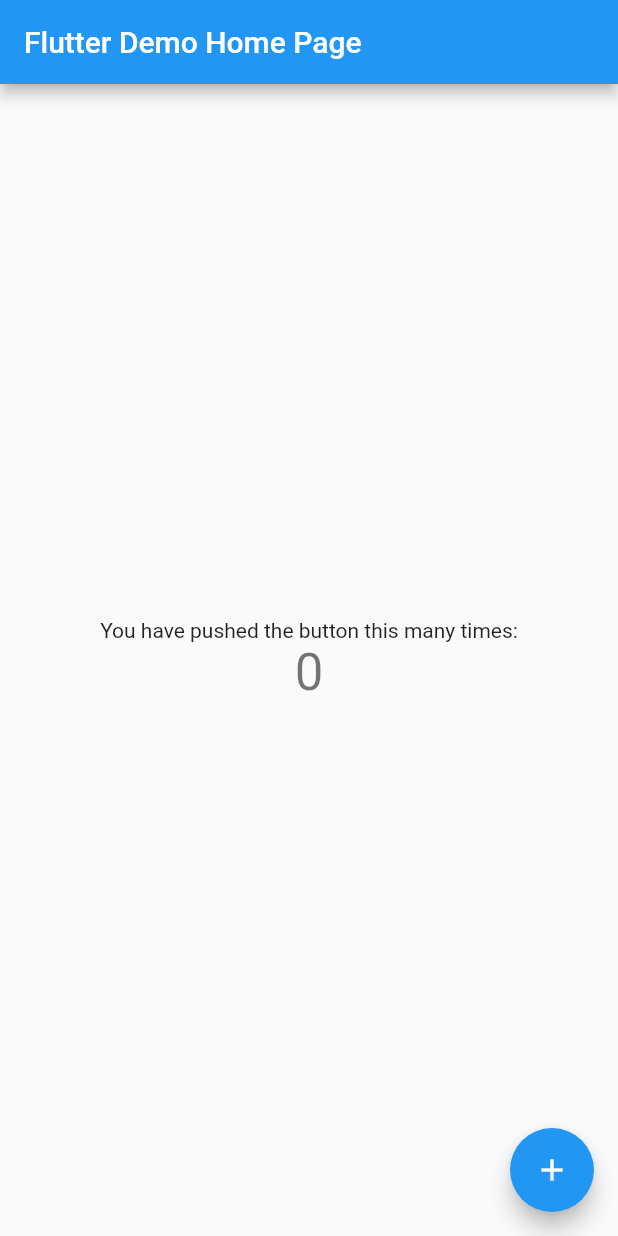
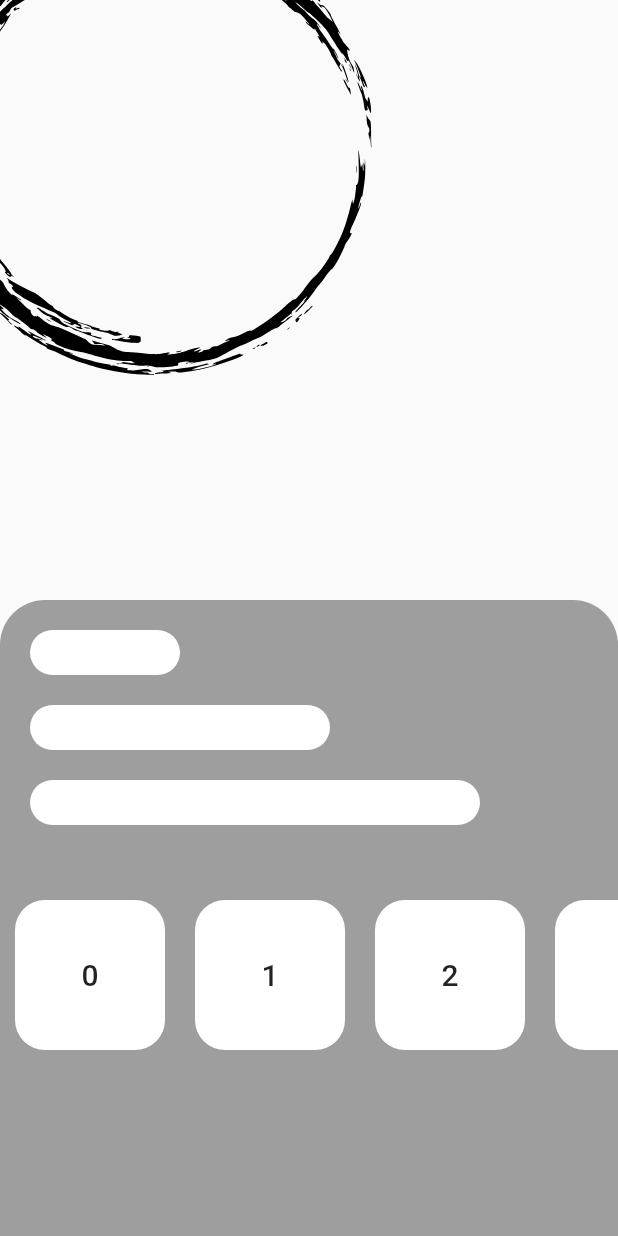
Before and after one commit to artcodefun/bezlimit-test, a Flutter app: the screen it shows after launch, on a phone screen of 412 x 824 dp. Run offline on Flutter 3.47's test engine with Material 2 defaults, Android fonts, the phone set to English and light mode, and no system bars; our stand-ins replace flutter_svg, get.

Commit message:
Main Page done

```diff
--- /dev/null
+++ b/lib/components/ContentPartView.dart
@@ -0,0 +1,10 @@
+import 'package:flutter/material.dart';
+
+class ContentPartView extends StatelessWidget {
+  const ContentPartView({Key? key, required this.width}) : super(key: key);
+  final double width;
+  @override
+  Widget build(BuildContext context) {
+    return Container(height: 30, width:  width, decoration: BoxDecoration(color: Colors.white, borderRadius: BorderRadius.circular(50)),);
+  }
+}
--- /dev/null
+++ b/lib/components/ElementView.dart
@@ -0,0 +1,17 @@
+import 'package:flutter/material.dart';
+
+class ElementView extends StatelessWidget {
+  const ElementView({Key? key, this.child}) : super(key: key);
+  final Widget? child;
+  static const size = 100.0;
+
+  @override
+  Widget build(BuildContext context) {
+    return Container(
+      decoration: BoxDecoration(color: Colors.white, borderRadius: BorderRadius.circular(20)),
+      height: size, width: size,
+      child: child,
+
+    );
+  }
+}
--- /dev/null
+++ b/lib/controllers/VerticalScrollController.dart
@@ -0,0 +1,53 @@
+
+import 'package:flutter/cupertino.dart';
+import 'package:get/get.dart';
+
+class VerticalScrollController extends GetxController {
+  VerticalScrollController({required this.topExtent}) : super();
+
+  final double topExtent;
+
+  final RxDouble position = 0.0.obs;
+
+  late ScrollController _controller;
+
+  ScrollController get scrollController => _controller;
+
+  @override
+  void onInit() {
+    _controller = ScrollController();
+
+    _controller.addListener(() {
+      position.value = _controller.offset;
+    });
+    _listenPositionToShowSnackBar();
+
+    super.onInit();
+  }
+
+  _listenPositionToShowSnackBar(){
+    bool canShowSnack = true;
+    bool showingSnack =false;
+    Duration snackDuration = Duration(seconds: 3);
+
+    position.listen((p0) {
+      if(showingSnack)return;
+
+      if (canShowSnack && p0 >= topExtent) {
+        Get.snackbar("Hi!", "It's a snackbar", snackPosition: SnackPosition.BOTTOM, duration: snackDuration);
+        showingSnack=true;
+        Future.delayed(snackDuration).whenComplete(() => showingSnack=false);
+        canShowSnack = false;
+      }
+      if(!canShowSnack && p0<topExtent){
+        canShowSnack=true;
+      }
+    });
+  }
+
+  @override
+  void onClose() {
+    _controller.dispose();
+    super.onClose();
+  }
+}
--- a/lib/main.dart
+++ b/lib/main.dart
@@ -1,115 +1,19 @@
+import 'package:bezlimit/pages/HomePage.dart';
 import 'package:flutter/material.dart';
+import 'package:flutter/rendering.dart';
+import 'package:get/get.dart';
 
 void main() {
+  debugRepaintRainbowEnabled=true;
   runApp(const MyApp());
 }
 
 class MyApp extends StatelessWidget {
   const MyApp({Key? key}) : super(key: key);
-
-  // This widget is the root of your application.
-  @override
+@override
   Widget build(BuildContext context) {
-    return MaterialApp(
-      title: 'Flutter Demo',
-      theme: ThemeData(
-        // This is the theme of your application.
-        //
-        // Try running your application with "flutter run". You'll see the
-        // application has a blue toolbar. Then, without quitting the app, try
-        // changing the primarySwatch below to Colors.green and then invoke
-        // "hot reload" (press "r" in the console where you ran "flutter run",
-        // or simply save your changes to "hot reload" in a Flutter IDE).
-        // Notice that the counter didn't reset back to zero; the application
-        // is not restarted.
-        primarySwatch: Colors.blue,
-      ),
-      home: const MyHomePage(title: 'Flutter Demo Home Page'),
+    return const GetMaterialApp(
+      home:  HomePage(),
     );
   }
 }
-
-class MyHomePage extends StatefulWidget {
-  const MyHomePage({Key? key, required this.title}) : super(key: key);
-
-  // This widget is the home page of your application. It is stateful, meaning
-  // that it has a State object (defined below) that contains fields that affect
-  // how it looks.
-
-  // This class is the configuration for the state. It holds the values (in this
-  // case the title) provided by the parent (in this case the App widget) and
-  // used by the build method of the State. Fields in a Widget subclass are
-  // always marked "final".
-
-  final String title;
-
-  @override
-  State<MyHomePage> createState() => _MyHomePageState();
-}
-
-class _MyHomePageState extends State<MyHomePage> {
-  int _counter = 0;
-
-  void _incrementCounter() {
-    setState(() {
-      // This call to setState tells the Flutter framework that something has
-      // changed in this State, which causes it to rerun the build method below
-      // so that the display can reflect the updated values. If we changed
-      // _counter without calling setState(), then the build method would not be
-      // called again, and so nothing would appear to happen.
-      _counter++;
-    });
-  }
-
-  @override
-  Widget build(BuildContext context) {
-    // This method is rerun every time setState is called, for instance as done
-    // by the _incrementCounter method above.
-    //
-    // The Flutter framework has been optimized to make rerunning build methods
-    // fast, so that you can just rebuild anything that needs updating rather
-    // than having to individually change instances of widgets.
-    return Scaffold(
-      appBar: AppBar(
-        // Here we take the value from the MyHomePage object that was created by
-        // the App.build method, and use it to set our appbar title.
-        title: Text(widget.title),
-      ),
-      body: Center(
-        // Center is a layout widget. It takes a single child and positions it
-        // in the middle of the parent.
-        child: Column(
-          // Column is also a layout widget. It takes a list of children and
-          // arranges them vertically. By default, it sizes itself to fit its
-          // children horizontally, and tries to be as tall as its parent.
-          //
-          // Invoke "debug painting" (press "p" in the console, choose the
-          // "Toggle Debug Paint" action from the Flutter Inspector in Android
-          // Studio, or the "Toggle Debug Paint" command in Visual Studio Code)
-          // to see the wireframe for each widget.
-          //
-          // Column has various properties to control how it sizes itself and
-          // how it positions its children. Here we use mainAxisAlignment to
-          // center the children vertically; the main axis here is the vertical
-          // axis because Columns are vertical (the cross axis would be
-          // horizontal).
-          mainAxisAlignment: MainAxisAlignment.center,
-          children: <Widget>[
-            const Text(
-              'You have pushed the button this many times:',
-            ),
-            Text(
-              '$_counter',
-              style: Theme.of(context).textTheme.headline4,
-            ),
-          ],
-        ),
-      ),
-      floatingActionButton: FloatingActionButton(
-        onPressed: _incrementCounter,
-        tooltip: 'Increment',
-        child: const Icon(Icons.add),
-      ), // This trailing comma makes auto-formatting nicer for build methods.
-    );
-  }
-}
--- /dev/null
+++ b/lib/pages/HomePage.dart
@@ -0,0 +1,72 @@
+import 'package:bezlimit/components/ContentPartView.dart';
+import 'package:bezlimit/components/ElementView.dart';
+import 'package:bezlimit/controllers/VerticalScrollController.dart';
+import 'package:flutter/material.dart';
+import 'package:flutter_svg/flutter_svg.dart';
+import 'package:get/get.dart';
+
+class HomePage extends StatelessWidget {
+  const HomePage({Key? key}) : super(key: key);
+
+  @override
+  Widget build(BuildContext context) {
+
+    double topExtent = 400;
+    var vController =Get.put(VerticalScrollController(topExtent: topExtent));
+
+    return Scaffold(
+      body: Stack(
+        children: [
+          Positioned(
+            left: -50,
+            top: -50,
+            child:
+                Obx(()=>Transform.rotate(
+                  angle: vController.position.value/100,
+                  child: SvgPicture.asset(
+                    "assets/images/circle.svg",
+                    height: 300,
+                    width: 300,
+                  ),
+                ))
+          ),
+          Positioned.fill(
+              child: SingleChildScrollView(
+                controller: vController.scrollController,
+            child: Container(
+              margin: EdgeInsets.only(top: topExtent),
+              constraints:
+                  BoxConstraints(minHeight: MediaQuery.of(context).size.height),
+              decoration: const BoxDecoration(
+                  color: Colors.grey,
+                  borderRadius:
+                      BorderRadius.vertical(top: Radius.circular(30))),
+              child: Column(
+                crossAxisAlignment: CrossAxisAlignment.start,
+                mainAxisSize: MainAxisSize.min,
+                children: [
+                  for (int i = 0; i < 3; i++)
+                    Padding(
+                      padding: const EdgeInsets.only(top: 20, left: 20),
+                      child: ContentPartView(width: (i + 1) * 100),
+                    ),
+                  Container(
+                    margin: EdgeInsets.only(top: 50),
+                    height: ElementView.size,
+                    child: ListView.builder(
+                        scrollDirection: Axis.horizontal,
+                        itemCount: 100,
+                        itemBuilder: (ctx, i) => Padding(
+                          padding: const EdgeInsets.symmetric(horizontal: 10),
+                          child: ElementView(child: Center(child: Text("$i", style: Theme.of(context).textTheme.headline6,)),),
+                        )),
+                  )
+                ],
+              ),
+            ),
+          ))
+        ],
+      ),
+    );
+  }
+}
```
